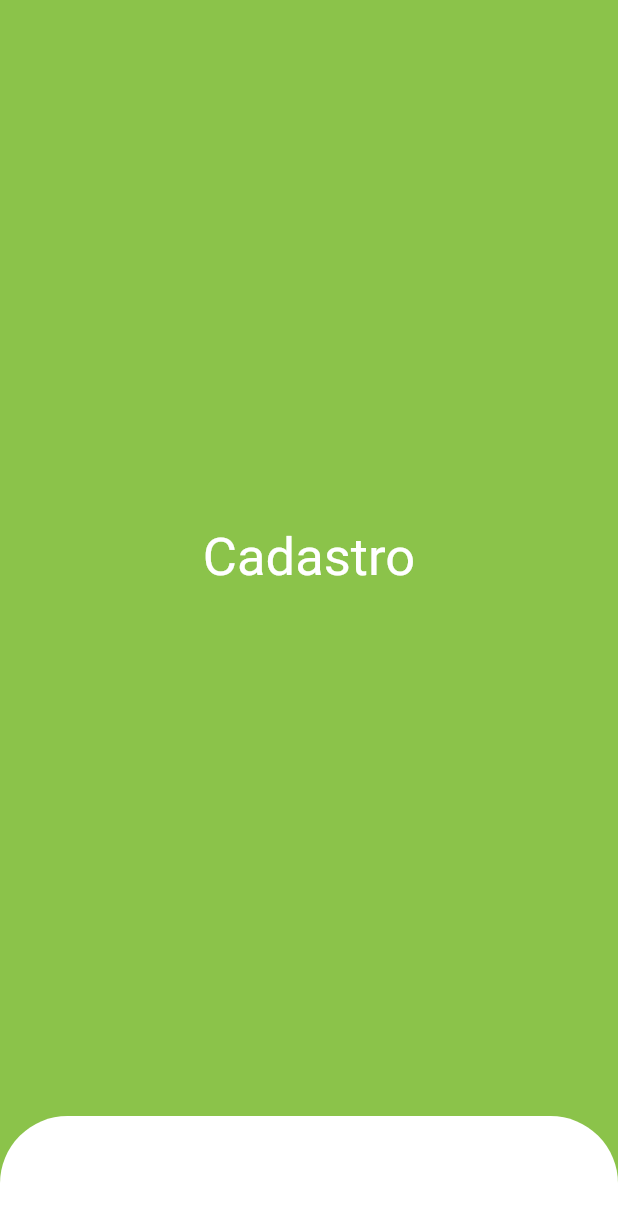
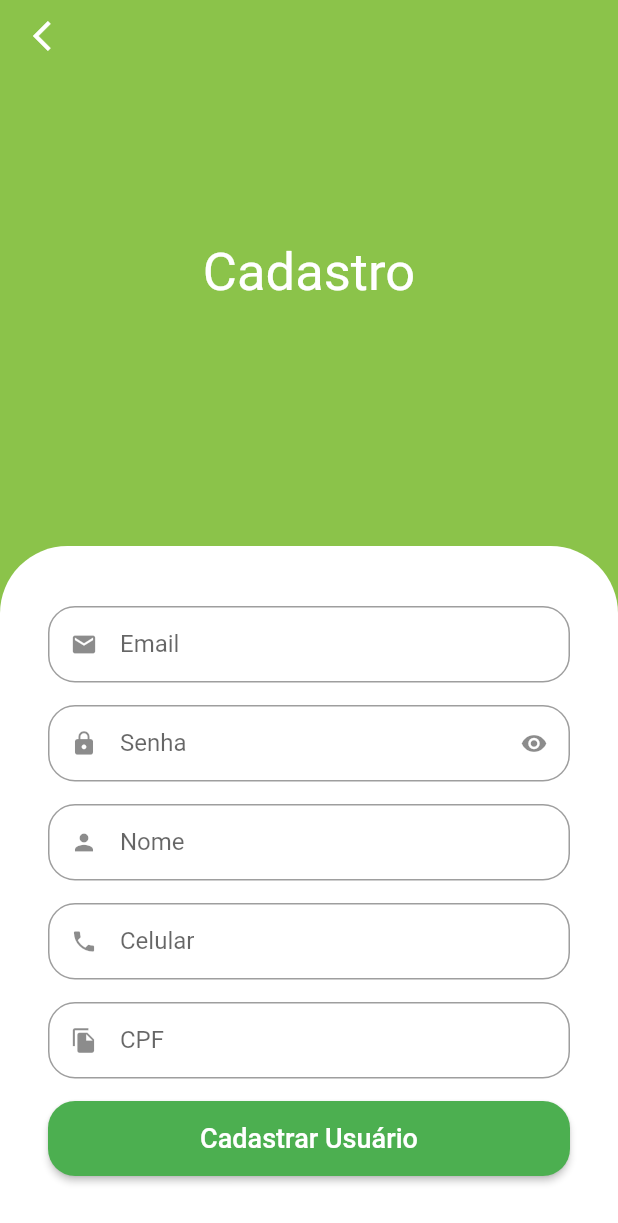
Before and after one commit to Marlon-Limax/GreenGrocer, a Flutter app: the screen it shows after launch, after a tap on "Criar conta", on a phone screen of 412 x 824 dp. Shown: the top 1223 px of the screen. Run offline on Flutter 3.47's test engine with Material 2 defaults, Android fonts, the phone set to English and light mode, and no system bars; our stand-ins replace animated_text_kit, mask_text_input_formatter.

Commit message:
Adding Back Button and Applying Masks | sign_up screen

```diff
--- a/lib/src/auth/components/custom_text_field.dart
+++ b/lib/src/auth/components/custom_text_field.dart
@@ -1,15 +1,18 @@
 import 'package:flutter/material.dart';
+import 'package:flutter/services.dart';
 
 class CustomTextField extends StatefulWidget {
   final IconData icon;
   final String label;
   final bool isSecret;
+  final List<TextInputFormatter>? inputFormatters;
 
   const CustomTextField({
     Key? key,
     required this.icon,
     required this.label,
     this.isSecret = false,
+    this.inputFormatters,
   }) : super(key: key);
 
   @override
@@ -31,6 +34,7 @@ class _CustomTextFieldState extends State<CustomTextField> {
     return Padding(
       padding: const EdgeInsets.only(bottom: 15),
       child: TextFormField(
+        inputFormatters: widget.inputFormatters,
         obscureText: isObscure,
         decoration: InputDecoration(
           prefixIcon: Icon(widget.icon),
--- a/lib/src/auth/components/sign_in_screen.dart
+++ /dev/null
@@ -1,42 +0,0 @@
-import 'package:flutter/material.dart';
-import 'package:greengrocer/src/auth/config/custom_colors.dart';
-
-class SignUpScreen extends StatelessWidget {
-  const SignUpScreen({super.key});
-
-  @override
-  Widget build(BuildContext context) {
-    return Scaffold(
-      backgroundColor: CustomColors.customSwatchColor,
-      body: Column(
-        children: [
-          const Expanded(
-            child: Center(
-              child: Text(
-                'Cadastro',
-                style: TextStyle(
-                  color: Colors.white,
-                  fontSize: 35,
-                ),
-              ),
-            ),
-          ),
-
-          // Formulário
-          Container(
-            padding: const EdgeInsets.symmetric(
-              horizontal: 32,
-              vertical: 40,
-            ),
-            decoration: const BoxDecoration(
-              color: Colors.white,
-              borderRadius: BorderRadius.vertical(
-                top: Radius.circular(45),
-              ),
-            ),
-          ),
-        ],
-      ),
-    );
-  }
-}
--- /dev/null
+++ b/lib/src/auth/components/sign_up_screen.dart
@@ -0,0 +1,125 @@
+import 'package:flutter/material.dart';
+import 'package:greengrocer/src/auth/components/custom_text_field.dart';
+import 'package:greengrocer/src/auth/config/custom_colors.dart';
+import 'package:mask_text_input_formatter/mask_text_input_formatter.dart';
+
+class SignUpScreen extends StatelessWidget {
+  SignUpScreen({super.key});
+
+  final cpfFormatter = MaskTextInputFormatter(
+    mask: '###.###.###-##',
+    filter: {
+      '#': RegExp(r'[0-9]'),
+    },
+  );
+
+  final phoneFormatter = MaskTextInputFormatter(
+    mask: '## # ####-####',
+    filter: {
+      '#': RegExp(r'[0-9]'),
+    },
+  );
+
+  @override
+  Widget build(BuildContext context) {
+    final size = MediaQuery.of(context).size;
+
+    return Scaffold(
+      backgroundColor: CustomColors.customSwatchColor,
+      body: SingleChildScrollView(
+        child: SizedBox(
+          height: size.height,
+          width: size.width,
+          child: Stack(
+            children: [
+              Column(
+                children: [
+                  const Expanded(
+                    child: Center(
+                      child: Text(
+                        'Cadastro',
+                        style: TextStyle(
+                          color: Colors.white,
+                          fontSize: 35,
+                        ),
+                      ),
+                    ),
+                  ),
+
+                  // Formulário
+                  Container(
+                    padding: const EdgeInsets.symmetric(
+                      horizontal: 32,
+                      vertical: 40,
+                    ),
+                    decoration: const BoxDecoration(
+                      color: Colors.white,
+                      borderRadius: BorderRadius.vertical(
+                        top: Radius.circular(45),
+                      ),
+                    ),
+                    child: Column(
+                      crossAxisAlignment: CrossAxisAlignment.stretch,
+                      children: [
+                        const CustomTextField(icon: Icons.email, label: 'Email'),
+                        const CustomTextField(
+                          icon: Icons.lock,
+                          label: 'Senha',
+                          isSecret: true,
+                        ),
+                        const CustomTextField(
+                          icon: Icons.person,
+                          label: 'Nome',
+                        ),
+                        CustomTextField(
+                          icon: Icons.phone,
+                          label: 'Celular',
+                          inputFormatters: [phoneFormatter],
+                        ),
+                        CustomTextField(
+                          icon: Icons.file_copy,
+                          label: 'CPF',
+                          inputFormatters: [cpfFormatter],
+                        ),
+                        SizedBox(
+                          height: 50,
+                          child: ElevatedButton(
+                            style: ElevatedButton.styleFrom(
+                                shape: RoundedRectangleBorder(
+                              borderRadius: BorderRadius.circular(18),
+                            )),
+                            onPressed: () {},
+                            child: const Text(
+                              'Cadastrar Usuário',
+                              style: TextStyle(
+                                fontSize: 18,
+                              ),
+                            ),
+                          ),
+                        )
+                      ],
+                    ),
+                  ),
+                ],
+              ),
+              Positioned(
+                left: 10,
+                child: SafeArea(
+                  child: IconButton(
+                    onPressed: () {
+                      Navigator.of(context).pop();
+                    },
+                    icon: const Icon(
+                      Icons.arrow_back_ios,
+                      color: Colors.white,
+                    ),
+                  ),
+                ),
+              ),
+            ],
+          ),
+        ),
+      ),
+    );
+  }
+}
--- a/lib/src/auth/sign_in_screen.dart
+++ b/lib/src/auth/sign_in_screen.dart
@@ -1,6 +1,6 @@
 import 'package:animated_text_kit/animated_text_kit.dart';
 import 'package:flutter/material.dart';
-import 'package:greengrocer/src/auth/components/sign_in_screen.dart';
+import 'package:greengrocer/src/auth/components/sign_up_screen.dart';
 import 'package:greengrocer/src/auth/config/custom_colors.dart';
 import 'components/custom_text_field.dart';
 
@@ -171,7 +171,7 @@ class SignInScreen extends StatelessWidget {
                           Navigator.of(context).push(
                             MaterialPageRoute(
                               builder: (c) {
-                                return const SignUpScreen();
+                                return SignUpScreen();
                               },
                             ),
                           );
--- a/pubspec.yaml
+++ b/pubspec.yaml
@@ -37,6 +37,7 @@ dependencies:
   # Use with the CupertinoIcons class for iOS style icons.
   cupertino_icons: ^1.0.2
   animated_text_kit: ^4.2.2
+  mask_text_input_formatter: ^2.4.0
 
 dev_dependencies:
   flutter_test:
```
Also changed, not shown: pubspec.lock.
